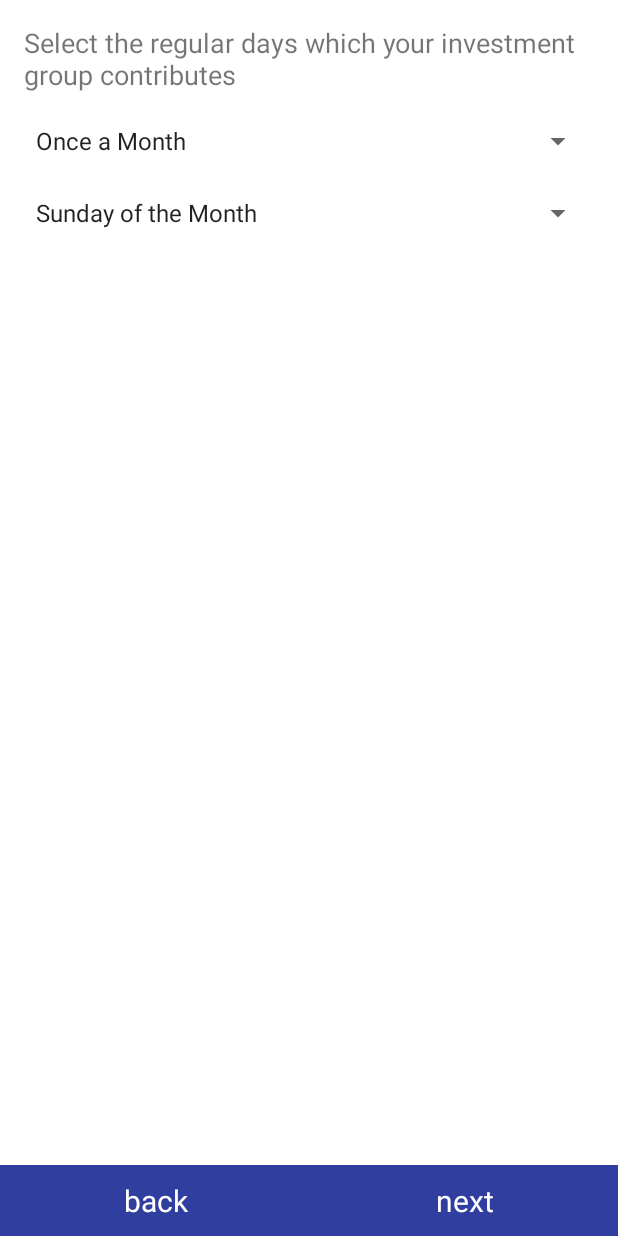
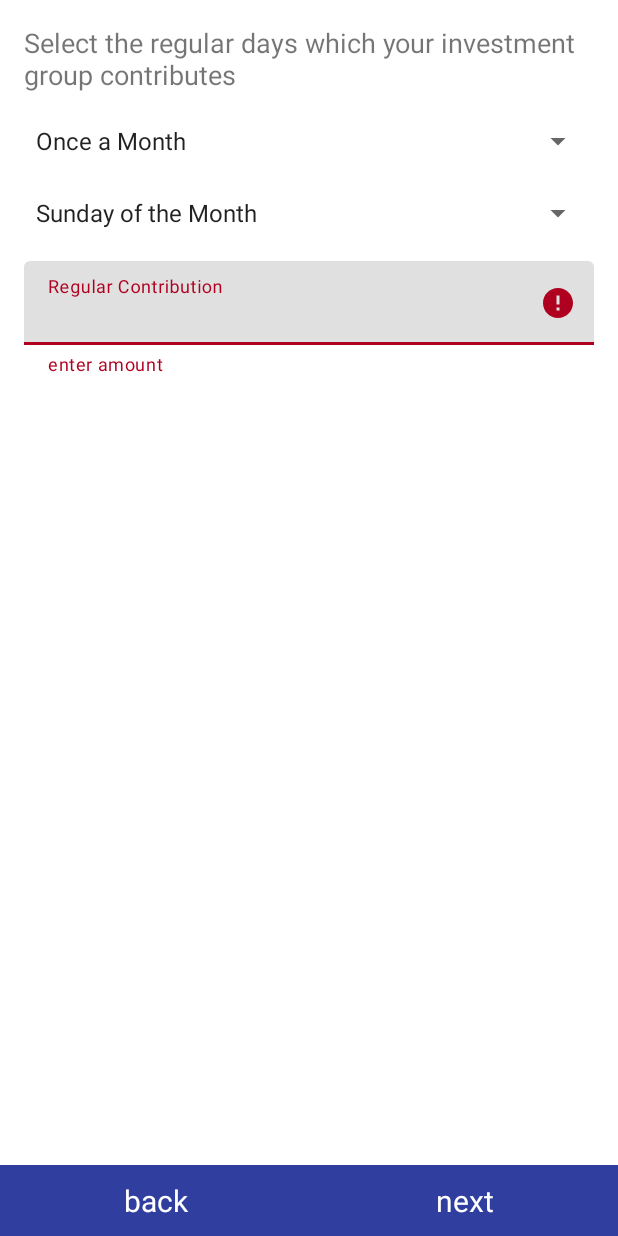
Before and after one commit to JobGetabu/e-Chama-Table-Banking, an Android app: the fragment StepFourFragment shown on its own in the app's theme, after a tap on "next", on a phone screen of 412 x 824 dp. Run offline under Robolectric (Android 15) with nearby library versions, the phone set to English and light mode, and no system bars; our stand-ins replace ButterKnife, Firebase (no records; nobody signed in at launch, a user with empty details on screens opened directly); Roboto replaces fonts that are not available here.

Commit message:
logic for new chama ready for upload

```diff
--- a/app/src/main/java/app/hacela/chamatablebanking/ui/CreateChamaActivity.java
+++ b/app/src/main/java/app/hacela/chamatablebanking/ui/CreateChamaActivity.java
@@ -493,7 +493,7 @@ public class CreateChamaActivity extends AppCompatActivity implements VerticalSt
         GroupsContributionDefault grContrDflt = new GroupsContributionDefault();
         grContrDflt.setMinregularcontribution(Double.parseDouble(s6RegularAmount.getEditText().getText().toString()));
         grContrDflt.setEntryfee(Double.parseDouble(s5Entryfee.getEditText().getText().toString()));
-        grContrDflt.setStartdate(mDate);
+        //grContrDflt.setStartdate(mDate);
         grContrDflt.setCycleintervaltype(s6Regular.getSelectedItem().toString());
         if (s6Dayweek.getVisibility() == View.VISIBLE) {
             grContrDflt.setDayofweek(s6Dayweek.getSelectedItem().toString());
--- a/app/src/main/java/app/hacela/chamatablebanking/ui/newchama/NewChamaActivity.java
+++ b/app/src/main/java/app/hacela/chamatablebanking/ui/newchama/NewChamaActivity.java
@@ -13,7 +13,7 @@ import java.util.Arrays;
 import app.hacela.chamatablebanking.R;
 import app.hacela.chamatablebanking.adapter.AddChamaPagerAdapter;
 import app.hacela.chamatablebanking.adapter.NoSwipePager;
-import app.hacela.chamatablebanking.viewmodel.CreateChamaViewModel;
+import app.hacela.chamatablebanking.viewmodel.NewChamaViewModel;
 import butterknife.BindView;
 import butterknife.ButterKnife;
 
@@ -25,7 +25,7 @@ public class NewChamaActivity extends AppCompatActivity {
     NoSwipePager addChamaNoswipepager;
 
     private AddChamaPagerAdapter pagerAdapter;
-    private CreateChamaViewModel model;
+    private NewChamaViewModel model;
 
     @Override
     protected void onCreate(Bundle savedInstanceState) {
@@ -50,7 +50,7 @@ public class NewChamaActivity extends AppCompatActivity {
                 .steps(Arrays.asList(getResources().getStringArray(R.array.addchama_steps)))
                 .commit();
 
-        model = ViewModelProviders.of(this).get(CreateChamaViewModel.class);
+        model = ViewModelProviders.of(this).get(NewChamaViewModel.class);
 
         model.getCurrentStep().observe(this, new Observer<Integer>() {
             @Override
--- a/app/src/main/java/app/hacela/chamatablebanking/ui/newchama/StepFourFragment.java
+++ b/app/src/main/java/app/hacela/chamatablebanking/ui/newchama/StepFourFragment.java
@@ -4,6 +4,7 @@ package app.hacela.chamatablebanking.ui.newchama;
 import android.arch.lifecycle.ViewModelProviders;
 import android.os.Bundle;
 import android.support.annotation.Nullable;
+import android.support.design.widget.TextInputLayout;
 import android.support.v4.app.Fragment;
 import android.view.LayoutInflater;
 import android.view.View;
@@ -11,9 +12,9 @@ import android.view.ViewGroup;
 import android.widget.AdapterView;
 import android.widget.Spinner;
 import android.widget.TextView;
-import android.widget.Toast;
 
 import app.hacela.chamatablebanking.R;
+import app.hacela.chamatablebanking.model.GroupsContributionDefault;
 import app.hacela.chamatablebanking.viewmodel.NewChamaViewModel;
 import butterknife.BindView;
 import butterknife.ButterKnife;
@@ -38,6 +39,8 @@ public class StepFourFragment extends Fragment {
     TextView st4Next;
 
     Unbinder unbinder;
+    @BindView(R.id.st_4_amount)
+    TextInputLayout st4Amount;
 
     private NewChamaViewModel model;
 
@@ -75,7 +78,7 @@ public class StepFourFragment extends Fragment {
                     st4Daymonth.setVisibility(View.GONE);
                     st4Dayweek.setVisibility(View.VISIBLE);
                 }
-                Toast.makeText(getContext(), adapterView.getItemAtPosition(i).toString(), Toast.LENGTH_SHORT).show();
+                //Toast.makeText(getContext(), adapterView.getItemAtPosition(i).toString(), Toast.LENGTH_SHORT).show();
             }
 
             @Override
@@ -88,10 +91,10 @@ public class StepFourFragment extends Fragment {
 
     private void onInit() {
         String sel = st4Regular.getSelectedItem().toString();
-        if (sel.equals("Once a Month")){
+        if (sel.equals("Once a Month")) {
             st4Daymonth.setVisibility(View.VISIBLE);
             st4Dayweek.setVisibility(View.GONE);
-        }else {
+        } else {
             st4Daymonth.setVisibility(View.GONE);
             st4Dayweek.setVisibility(View.VISIBLE);
         }
@@ -110,8 +113,46 @@ public class StepFourFragment extends Fragment {
 
     @OnClick(R.id.st_4_next)
     public void onSt4NextClicked() {
-        model.setCurrentStep(5);
+        if (validate()){
 
-        //TODO: Save this on the db
+            model.setCurrentStep(5);
+
+            String amount = st4Amount.getEditText().getText().toString();
+
+            //group contribution default
+            GroupsContributionDefault grContrDflt = model.getGroupsContributionDefaultMediatorLiveData().getValue();
+            grContrDflt.setMinregularcontribution(Double.parseDouble(amount));
+
+            //TODO: Save this on the db
+            String sel = st4Regular.getSelectedItem().toString();
+            if (sel.equals("Once a Month")) {
+
+                //month is selected
+                grContrDflt.setDayofweek("");
+                grContrDflt.setDayofmonth(st4Daymonth.getSelectedItem().toString());
+                grContrDflt.setCycleperiod(30);
+            } else {
+
+                //week is selected
+                grContrDflt.setDayofweek(st4Dayweek.getSelectedItem().toString());
+                grContrDflt.setDayofmonth("");
+                grContrDflt.setCycleperiod(7);
+            }
+        }
+    }
+
+    private boolean validate() {
+        boolean valid = true;
+
+        String amount = st4Amount.getEditText().getText().toString();
+
+        if (amount.isEmpty()) {
+            st4Amount.setError("enter amount");
+            valid = false;
+        } else {
+            st4Amount.setError(null);
+        }
+
+        return valid;
     }
 }
--- a/app/src/main/res/layout/fragment_step_four.xml
+++ b/app/src/main/res/layout/fragment_step_four.xml
@@ -59,6 +59,27 @@
         android:minWidth="42dp"
         android:textColorHint="#05ab9a" />
 
+    <android.support.design.widget.TextInputLayout
+        android:id="@+id/st_4_amount"
+        android:layout_width="match_parent"
+        android:layout_height="wrap_content"
+        android:layout_marginBottom="16dp"
+        android:layout_marginEnd="16dp"
+        android:layout_marginStart="16dp"
+        android:layout_marginTop="16dp"
+        app:layout_constraintBottom_toTopOf="@+id/linearLayout"
+        app:layout_constraintEnd_toEndOf="parent"
+        app:layout_constraintStart_toStartOf="parent"
+        app:layout_constraintTop_toBottomOf="@+id/textView10">
+
+        <android.support.design.widget.TextInputEditText
+            android:layout_width="match_parent"
+            android:layout_height="wrap_content"
+            android:hint="@string/regular_contribution"
+            android:inputType="numberDecimal"
+            android:singleLine="true" />
+    </android.support.design.widget.TextInputLayout>
+
 
     <LinearLayout
         android:id="@+id/linearLayout"
--- a/app/src/main/res/layout/fragment_step_one.xml
+++ b/app/src/main/res/layout/fragment_step_one.xml
@@ -43,8 +43,8 @@
                     android:layout_width="match_parent"
                     android:layout_height="wrap_content"
                     android:hint="@string/step_one_description"
-                    android:inputType="textShortMessage"
-                    android:singleLine="false" />
+                    android:inputType="textLongMessage"
+                    />
             </android.support.design.widget.TextInputLayout>
         </LinearLayout>
 
--- a/app/src/main/res/layout/fragment_step_three.xml
+++ b/app/src/main/res/layout/fragment_step_three.xml
@@ -5,7 +5,7 @@
     xmlns:tools="http://schemas.android.com/tools"
     android:layout_width="match_parent"
     android:layout_height="match_parent"
-    tools:context=".ui.newchama.StepTwoFragment">
+    tools:context=".ui.newchama.StepThreeFragment">
 
     <android.support.constraint.ConstraintLayout
         android:layout_width="match_parent"
@@ -71,7 +71,7 @@
             <android.support.design.widget.TextInputEditText
                 android:layout_width="match_parent"
                 android:layout_height="wrap_content"
-                android:hint="Minimum Entry Fee"
+                android:hint="@string/minimum_entry_fee"
                 android:inputType="numberDecimal"
                 android:singleLine="true" />
         </android.support.design.widget.TextInputLayout>
@@ -83,7 +83,7 @@
             android:layout_marginEnd="16dp"
             android:layout_marginStart="16dp"
             android:layout_marginTop="16dp"
-            android:text="This is the minimum minregularcontribution of money, a new member is required to pay in order to join your investment group (Chama)"
+            android:text="@string/min_amount_text"
             android:textSize="16sp"
             app:layout_constraintEnd_toEndOf="parent"
             app:layout_constraintHorizontal_bias="0.0"
--- a/app/src/main/res/layout/init_addchama_layout.xml
+++ b/app/src/main/res/layout/init_addchama_layout.xml
@@ -57,6 +57,8 @@
         android:layout_height="wrap_content"
         android:layout_alignParentBottom="true"
         android:layout_gravity="bottom"
+        android:focusable="true"
+        android:clickable="true"
         android:background="@color/colorPrimaryDark"
         android:gravity="bottom"
         android:paddingBottom="10dp"
--- a/app/src/main/res/values/strings.xml
+++ b/app/src/main/res/values/strings.xml
@@ -132,5 +132,7 @@
     <string name="you_all_set">You\'re all Set</string>
     <string name="select_picture">Select picture</string>
     <string name="change_photo">Change Photo</string>
+    <string name="minimum_entry_fee">Minimum Entry Fee</string>
+    <string name="min_amount_text">This is the minimum amount of money, a new member is required to pay in order to join your investment group (Chama)</string>
 
 </resources>
```
Also changed, not shown: app/src/main/java/app/hacela/chamatablebanking/ui/newchama/StepFiveFragment.java (+25 -0 lines).
